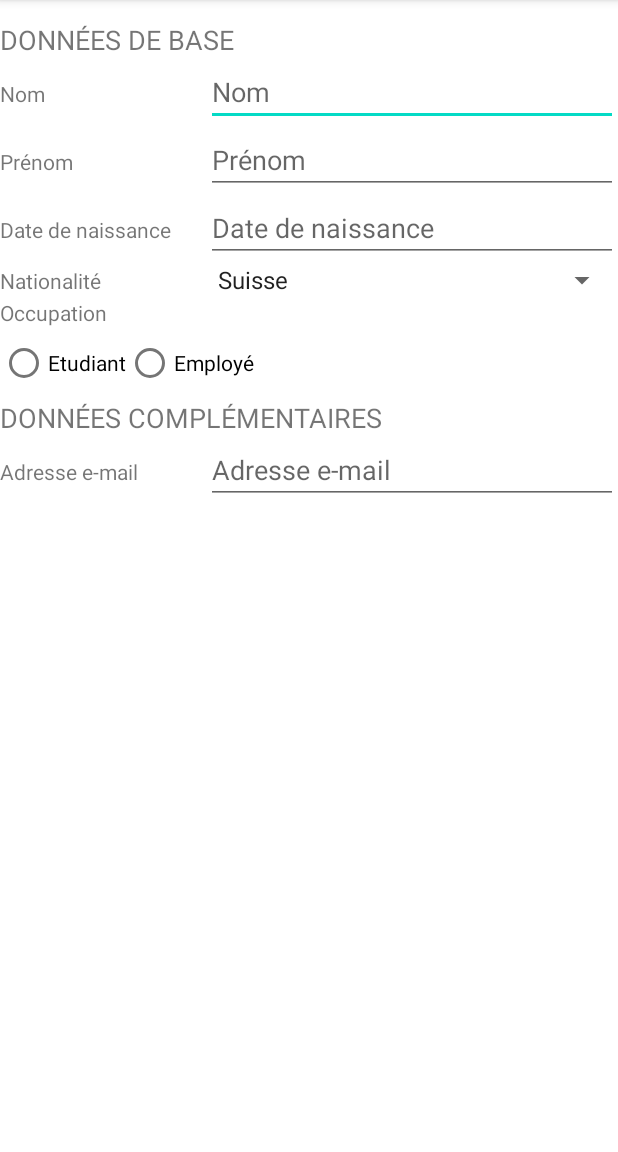
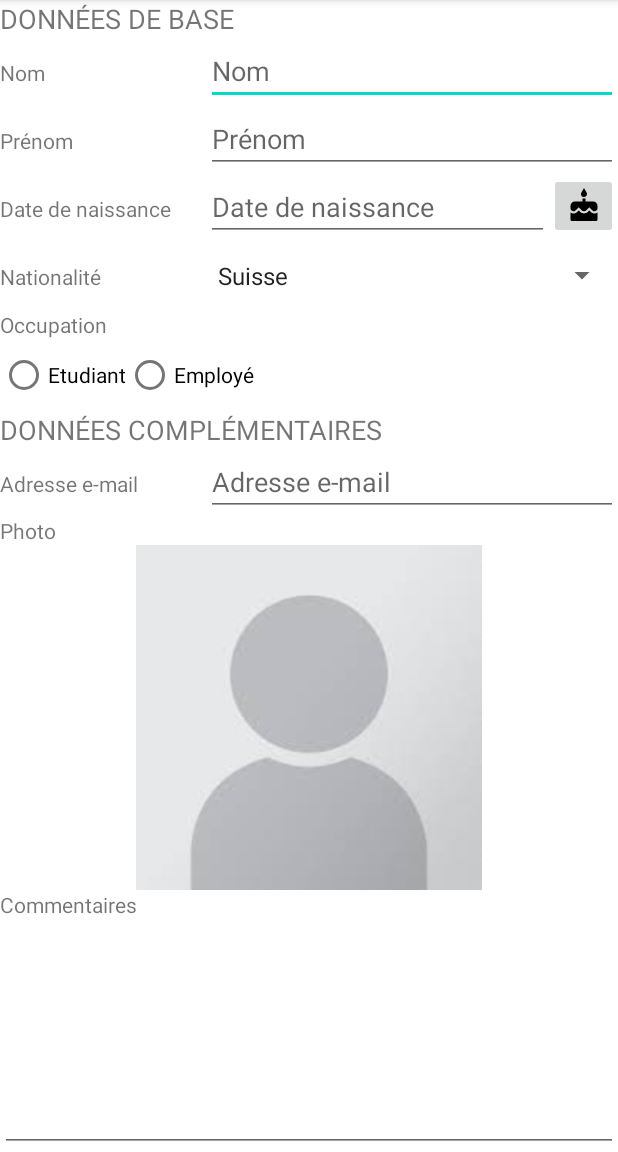
Before and after one commit to Alessandro-AP/AND_Labo3, an Android app: the screen it shows after launch (MainActivity), on a phone screen of 412 x 824 dp, the part 84-1236 px from its top. Run offline under Robolectric (Android 15) with nearby library versions, the phone set to English and light mode, and no system bars.

Commit message:
layout done

```diff
--- a/app/build.gradle
+++ b/app/build.gradle
@@ -29,6 +29,9 @@ android {
     kotlinOptions {
         jvmTarget = '1.8'
     }
+    buildFeatures {
+        viewBinding = true
+    }
 }
 
 dependencies {
@@ -37,6 +40,7 @@ dependencies {
     implementation 'androidx.appcompat:appcompat:1.4.1'
     implementation 'com.google.android.material:material:1.5.0'
     implementation 'androidx.constraintlayout:constraintlayout:2.1.3'
+    implementation 'androidx.legacy:legacy-support-v4:1.0.0'
     testImplementation 'junit:junit:4.13.2'
     androidTestImplementation 'androidx.test.ext:junit:1.1.3'
     androidTestImplementation 'androidx.test.espresso:espresso-core:3.4.0'
--- /dev/null
+++ b/app/src/main/java/com/example/labo3/DatePickerFragment.kt
@@ -0,0 +1,26 @@
+package com.example.labo3
+
+import android.app.DatePickerDialog
+import android.app.Dialog
+import android.os.Bundle
+import android.widget.DatePicker
+import androidx.fragment.app.DialogFragment
+import java.util.*
+
+class DatePickerFragment : DialogFragment(), DatePickerDialog.OnDateSetListener {
+
+    override fun onCreateDialog(savedInstanceState: Bundle?): Dialog {
+        // Use the current date as the default date in the picker
+        val c = Calendar.getInstance()
+        val year = c.get(Calendar.YEAR)
+        val month = c.get(Calendar.MONTH)
+        val day = c.get(Calendar.DAY_OF_MONTH)
+
+        // Create a new instance of DatePickerDialog and return it
+        return DatePickerDialog(requireContext(), this, year, month, day)
+    }
+
+    override fun onDateSet(view: DatePicker, year: Int, month: Int, day: Int) {
+        // Do something with the date chosen by the user
+    }
+}
--- a/app/src/main/java/com/example/labo3/MainActivity.kt
+++ b/app/src/main/java/com/example/labo3/MainActivity.kt
@@ -2,10 +2,29 @@ package com.example.labo3
 
 import androidx.appcompat.app.AppCompatActivity
 import android.os.Bundle
+import android.view.View
+import com.example.labo3.databinding.ActivityMainBinding
 
 class MainActivity : AppCompatActivity() {
+
+    private lateinit var binding: ActivityMainBinding
+
     override fun onCreate(savedInstanceState: Bundle?) {
         super.onCreate(savedInstanceState)
-        setContentView(R.layout.activity_main)
+        binding = ActivityMainBinding.inflate(layoutInflater)
+        setContentView(binding.root)
+
+        binding.radioGroup.setOnCheckedChangeListener { _, choiceId ->
+            when(choiceId) {
+                R.id.student -> {
+                    binding.workerGroup.visibility = View.GONE
+                    binding.studentGroup.visibility = View.VISIBLE
+                }
+                R.id.worker -> {
+                    binding.studentGroup.visibility = View.GONE
+                    binding.workerGroup.visibility = View.VISIBLE
+                }
+            }
+        }
     }
 }
--- a/app/src/main/res/layout/activity_main.xml
+++ b/app/src/main/res/layout/activity_main.xml
@@ -13,7 +13,6 @@
         android:text="@string/main_base_title"
         android:textAllCaps="true"
         android:textSize="18sp"
-        app:layout_constraintBottom_toTopOf="@id/nameTV"
         app:layout_constraintEnd_toEndOf="parent"
         app:layout_constraintHorizontal_bias="0"
         app:layout_constraintStart_toStartOf="parent"
@@ -71,7 +70,7 @@
         app:layout_constraintBaseline_toBaselineOf="@+id/birthET"
         app:layout_constraintEnd_toStartOf="@id/birthET"
         app:layout_constraintHorizontal_chainStyle="spread"
-        app:layout_constraintHorizontal_weight="2"
+        app:layout_constraintHorizontal_weight="3"
         app:layout_constraintStart_toStartOf="parent" />
 
     <EditText
@@ -79,10 +78,22 @@
         android:layout_width="0dip"
         android:layout_height="wrap_content"
         android:hint="@string/main_base_birthdate_title"
+        android:inputType="none"
+        app:layout_constraintEnd_toStartOf="@+id/birthBtn"
+        app:layout_constraintHorizontal_chainStyle="spread"
+        app:layout_constraintHorizontal_weight="5"
+        app:layout_constraintStart_toEndOf="@id/birthTV"
+        app:layout_constraintTop_toBottomOf="@+id/firstnameET" />
+
+    <ImageButton
+        android:id="@+id/birthBtn"
+        android:layout_width="0dip"
+        android:layout_height="wrap_content"
+        android:src="@drawable/cake"
         app:layout_constraintEnd_toEndOf="parent"
         app:layout_constraintHorizontal_chainStyle="spread"
-        app:layout_constraintHorizontal_weight="4"
-        app:layout_constraintStart_toEndOf="@id/birthTV"
+        app:layout_constraintHorizontal_weight="1"
+        app:layout_constraintStart_toEndOf="@+id/birthET"
         app:layout_constraintTop_toBottomOf="@+id/firstnameET" />
 
     <TextView
@@ -99,8 +110,9 @@
     <Spinner
         android:id="@+id/nationalitySpinner"
         android:layout_width="0dip"
-        android:layout_height="wrap_content"
+        android:layout_height="46dp"
         android:entries="@array/nationalities"
+        app:layout_constraintBottom_toTopOf="@+id/occupation"
         app:layout_constraintEnd_toEndOf="parent"
         app:layout_constraintHorizontal_chainStyle="spread"
         app:layout_constraintHorizontal_weight="4"
@@ -128,11 +140,13 @@
         app:layout_constraintTop_toBottomOf="@+id/occupation">
 
         <RadioButton
+            android:id="@+id/student"
             android:layout_width="wrap_content"
             android:layout_height="wrap_content"
             android:text="@string/main_base_occupation_student" />
 
         <RadioButton
+            android:id="@+id/worker"
             android:layout_width="wrap_content"
             android:layout_height="wrap_content"
             android:text="@string/main_base_occupation_worker" />
@@ -204,7 +218,7 @@
 
 
     <androidx.constraintlayout.widget.Group
-        android:id="@+id/worker"
+        android:id="@+id/workerGroup"
         android:layout_width="match_parent"
         android:layout_height="wrap_content"
         android:visibility="gone"
@@ -329,4 +343,43 @@
         app:layout_constraintStart_toEndOf="@id/mailTV"
         app:layout_constraintTop_toBottomOf="@+id/addData" />
 
+    <TextView
+        android:id="@+id/photoTV"
+        android:layout_width="match_parent"
+        android:layout_height="wrap_content"
+        android:text="@string/additional_picture_title"
+        app:layout_constraintEnd_toEndOf="parent"
+        app:layout_constraintStart_toStartOf="parent"
+        app:layout_constraintTop_toBottomOf="@+id/mailET" />
+
+    <ImageView
+        android:id="@+id/photoIV"
+        android:layout_width="match_parent"
+        android:layout_height="230dp"
+        android:contentDescription="@string/additional_picture_cntdesc"
+        android:scaleType="fitCenter"
+        android:src="@drawable/placeholder_selfie"
+        app:layout_constraintEnd_toEndOf="parent"
+        app:layout_constraintStart_toStartOf="parent"
+        app:layout_constraintTop_toBottomOf="@id/photoTV" />
+
+    <TextView
+        android:id="@+id/remarksTV"
+        android:layout_width="match_parent"
+        android:layout_height="wrap_content"
+        android:text="@string/additional_remarks_title"
+        app:layout_constraintEnd_toEndOf="parent"
+        app:layout_constraintStart_toStartOf="parent"
+        app:layout_constraintTop_toBottomOf="@+id/photoIV" />
+
+
+    <EditText
+        android:id="@+id/remarksET"
+        android:layout_width="match_parent"
+        android:layout_height="0dip"
+        app:layout_constraintBottom_toBottomOf="parent"
+        app:layout_constraintEnd_toEndOf="parent"
+        app:layout_constraintStart_toStartOf="parent"
+        app:layout_constraintTop_toBottomOf="@+id/remarksTV" />
+
 </androidx.constraintlayout.widget.ConstraintLayout>
--- a/app/src/main/res/values/strings.xml
+++ b/app/src/main/res/values/strings.xml
@@ -12,7 +12,7 @@
     <string name="main_base_occupation_student">Etudiant</string>
     <string name="main_base_occupation_worker">Employé</string>
 
-    <string-array translatable="false" name="nationalities">
+    <string-array name="nationalities" translatable="false">
         <item>@string/ch</item>
         <item>@string/fr</item>
         <item>@string/de</item>
@@ -81,5 +81,7 @@
 
     <string name="btn_cancel">@android:string/cancel</string>
     <string name="btn_ok">@android:string/ok</string>
+    <!-- TODO: Remove or change this placeholder text -->
+    <string name="hello_blank_fragment">Hello blank fragment</string>
 
 </resources>
```
